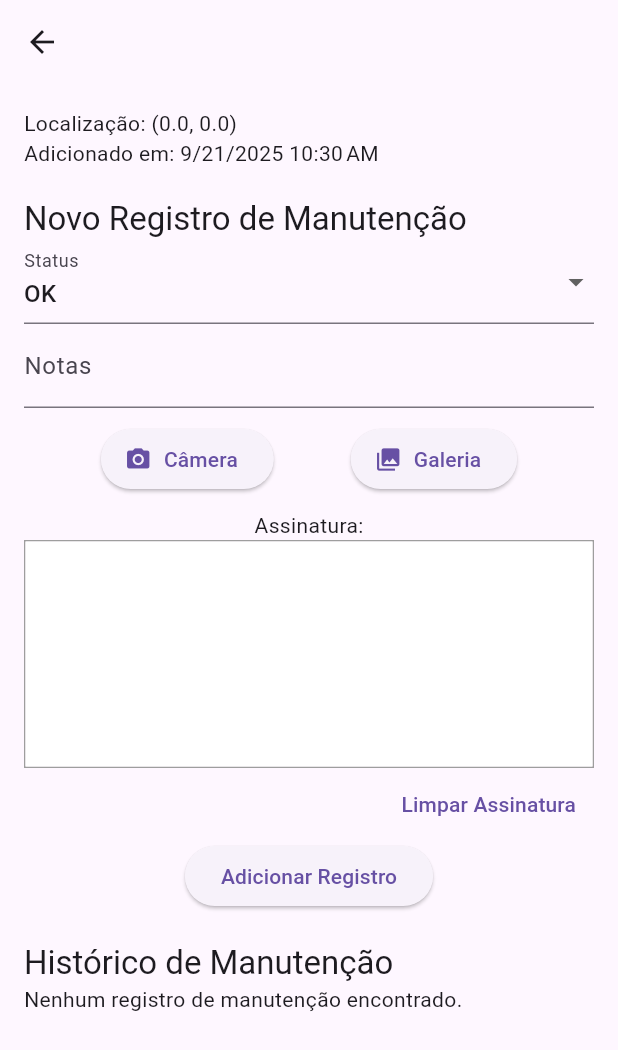
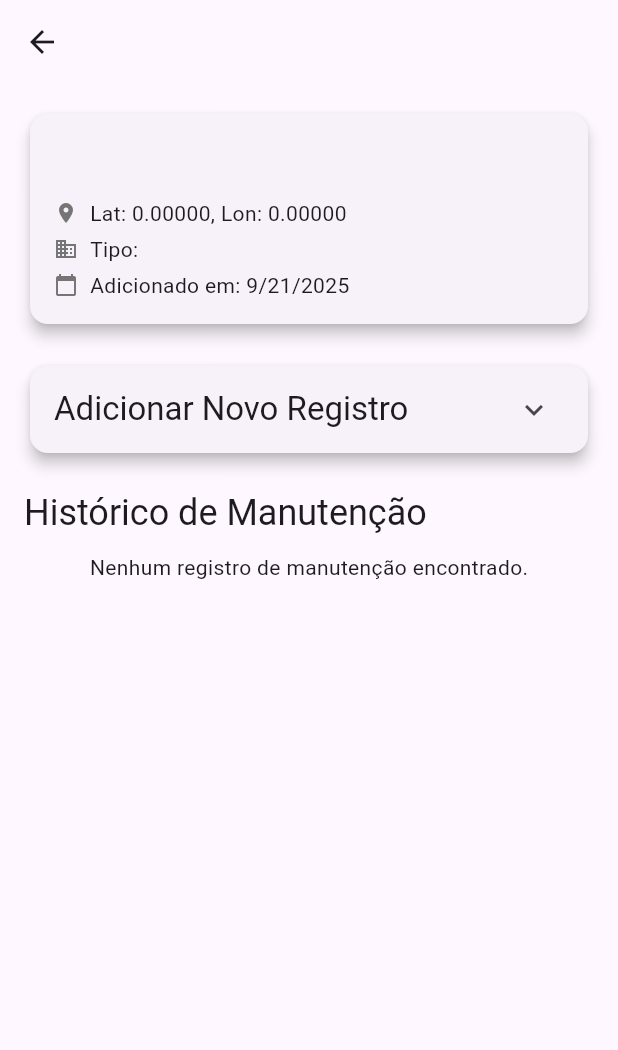
Before and after one commit to fayzerlol/NA-Posters-App, a Flutter app: the PosterDetailsPage screen opened directly with empty values, on a phone screen of 412 x 824 dp. Shown: the top 1050 px of the screen. Run offline on Flutter 3.47's test engine with Material 3 defaults, Android fonts, the phone set to English and light mode, and no system bars; drawn by our look-alikes of signature; our stand-ins replace flutter_map, geolocator, image_picker, latlong2, permission_handler, share_plus and 1 more; missing offline and left inert: flutter_map_location_marker; accounts and stored records are empty; network calls fail.

Commit message:
feat: Moderniza a interface do usuário em todo o aplicativo

```diff
--- a/lib/pages/poster_details_page.dart
+++ b/lib/pages/poster_details_page.dart
@@ -6,7 +6,7 @@ import 'package:na_posters_app/models/poster.dart';
 import 'package:na_posters_app/utils/database_helper.dart';
 import 'package:signature/signature.dart';
 import 'package:path_provider/path_provider.dart';
-import 'package:intl/intl.dart'; // Importa para formatação de data
+import 'package:intl/intl.dart';
 
 class PosterDetailsPage extends StatefulWidget {
   final Poster poster;
@@ -18,23 +18,190 @@ class PosterDetailsPage extends StatefulWidget {
 }
 
 class _PosterDetailsPageState extends State<PosterDetailsPage> {
+  late Future<List<MaintenanceLog>> _logsFuture;
+
+  @override
+  void initState() {
+    super.initState();
+    _refreshLogs();
+  }
+
+  void _refreshLogs() {
+    setState(() {
+      _logsFuture = DatabaseHelper.instance.getLogsForPoster(widget.poster.id!);
+    });
+  }
+
+  @override
+  Widget build(BuildContext context) {
+    return Scaffold(
+      appBar: AppBar(title: Text(widget.poster.name)),
+      body: ListView(
+        padding: const EdgeInsets.all(16.0),
+        children: [
+          _buildPosterInfoCard(),
+          SizedBox(height: 20),
+          _buildAddLogCard(),
+          SizedBox(height: 20),
+          _buildLogsHistory(),
+        ],
+      ),
+    );
+  }
+
+  Widget _buildPosterInfoCard() {
+    return Card(
+      elevation: 4,
+      child: Padding(
+        padding: const EdgeInsets.all(16.0),
+        child: Column(
+          crossAxisAlignment: CrossAxisAlignment.start,
+          children: [
+            Text(widget.poster.name, style: Theme.of(context).textTheme.headlineSmall),
+            SizedBox(height: 8),
+            Row(
+              children: [
+                Icon(Icons.location_on, size: 16, color: Colors.grey[600]),
+                SizedBox(width: 8),
+                Expanded(child: Text('Lat: ${widget.poster.lat.toStringAsFixed(5)}, Lon: ${widget.poster.lon.toStringAsFixed(5)}')),
+              ],
+            ),
+            SizedBox(height: 4),
+            Row(
+              children: [
+                Icon(Icons.business, size: 16, color: Colors.grey[600]),
+                SizedBox(width: 8),
+                Text('Tipo: ${widget.poster.amenity}'),
+              ],
+            ),
+            SizedBox(height: 4),
+            Row(
+              children: [
+                Icon(Icons.calendar_today, size: 16, color: Colors.grey[600]),
+                SizedBox(width: 8),
+                Text('Adicionado em: ${DateFormat.yMd().format(widget.poster.addedDate)}'),
+              ],
+            ),
+          ],
+        ),
+      ),
+    );
+  }
+
+  Widget _buildAddLogCard() {
+    return Card(
+      elevation: 4,
+      child: ExpansionTile(
+        title: Text('Adicionar Novo Registro', style: Theme.of(context).textTheme.titleLarge),
+        children: [
+          Padding(
+            padding: const EdgeInsets.all(16.0),
+            child: AddLogForm(
+              posterId: widget.poster.id!,
+              onLogAdded: _refreshLogs,
+            ),
+          ),
+        ],
+      ),
+    );
+  }
+
+  Widget _buildLogsHistory() {
+    return Column(
+      crossAxisAlignment: CrossAxisAlignment.start,
+      children: [
+        Text('Histórico de Manutenção', style: Theme.of(context).textTheme.headlineSmall),
+        SizedBox(height: 10),
+        FutureBuilder<List<MaintenanceLog>>(
+          future: _logsFuture,
+          builder: (context, snapshot) {
+            if (snapshot.connectionState == ConnectionState.waiting) {
+              return Center(child: CircularProgressIndicator());
+            }
+            if (!snapshot.hasData || snapshot.data!.isEmpty) {
+              return Center(child: Text('Nenhum registro de manutenção encontrado.'));
+            }
+            final logs = snapshot.data!;
+            return ListView.builder(
+              shrinkWrap: true,
+              physics: NeverScrollableScrollPhysics(),
+              itemCount: logs.length,
+              itemBuilder: (context, index) {
+                final log = logs[index];
+                return Card(
+                  margin: EdgeInsets.symmetric(vertical: 8.0),
+                  child: Padding(
+                    padding: const EdgeInsets.all(12.0),
+                    child: Column(
+                      crossAxisAlignment: CrossAxisAlignment.start,
+                      children: [
+                        Text('${log.status} - ${DateFormat.yMd().add_jm().format(log.timestamp)}', style: Theme.of(context).textTheme.titleMedium),
+                        SizedBox(height: 4),
+                        Text(log.notes),
+                        if (log.imagePath != null || log.signaturePath != null)
+                          Padding(
+                            padding: const EdgeInsets.only(top: 8.0),
+                            child: Row(
+                              children: [
+                                if (log.imagePath != null)
+                                  GestureDetector(
+                                    onTap: () => _showFullScreenImage(context, log.imagePath!),
+                                    child: Image.file(File(log.imagePath!), height: 50, width: 50, fit: BoxFit.cover),
+                                  ),
+                                if (log.imagePath != null && log.signaturePath != null)
+                                  SizedBox(width: 10),
+                                if (log.signaturePath != null)
+                                  GestureDetector(
+                                    onTap: () => _showFullScreenImage(context, log.signaturePath!),
+                                    child: Image.file(File(log.signaturePath!), height: 50, width: 100, fit: BoxFit.contain),
+                                  ),
+                              ],
+                            ),
+                          ),
+                      ],
+                    ),
+                  ),
+                );
+              },
+            );
+          },
+        ),
+      ],
+    );
+  }
+
+  void _showFullScreenImage(BuildContext context, String path) {
+    Navigator.of(context).push(
+      MaterialPageRoute(
+        builder: (context) => Scaffold(
+          appBar: AppBar(),
+          body: Center(child: Image.file(File(path))),
+        ),
+      ),
+    );
+  }
+}
+
+class AddLogForm extends StatefulWidget {
+  final int posterId;
+  final VoidCallback onLogAdded;
+
+  const AddLogForm({Key? key, required this.posterId, required this.onLogAdded}) : super(key: key);
+
+  @override
+  _AddLogFormState createState() => _AddLogFormState();
+}
+
+class _AddLogFormState extends State<AddLogForm> {
   final _formKey = GlobalKey<FormState>();
   final _notesController = TextEditingController();
   String _selectedStatus = 'OK';
   XFile? _imageFile;
   final SignatureController _signatureController = SignatureController(
-    penStrokeWidth: 5,
+    penStrokeWidth: 3,
     penColor: Colors.black,
-    exportBackgroundColor: Colors.white,
+    exportBackgroundColor: Colors.grey[200],
   );
-
-  late Future<List<MaintenanceLog>> _logsFuture;
-
-  @override
-  void initState() {
-    super.initState();
-    _logsFuture = DatabaseHelper.instance.getLogsForPoster(widget.poster.id!);
-  }
 
   Future<void> _pickImage(ImageSource source) async {
     final pickedFile = await ImagePicker().pickImage(source: source);
@@ -73,7 +240,7 @@ class _PosterDetailsPageState extends State<PosterDetailsPage> {
       final signaturePath = await _saveSignature();
 
       final newLog = MaintenanceLog(
-        posterId: widget.poster.id!,
+        posterId: widget.posterId,
         timestamp: DateTime.now(),
         status: _selectedStatus,
         notes: _notesController.text,
@@ -87,32 +254,18 @@ class _PosterDetailsPageState extends State<PosterDetailsPage> {
       _signatureController.clear();
       setState(() {
         _imageFile = null;
-        _logsFuture = DatabaseHelper.instance.getLogsForPoster(widget.poster.id!);
       });
+
+      widget.onLogAdded();
     }
   }
 
   @override
   Widget build(BuildContext context) {
-    return Scaffold(
-      appBar: AppBar(title: Text(widget.poster.name)),
-      body: Padding(
-        padding: const EdgeInsets.all(16.0),
-        child: Column(
-          crossAxisAlignment: CrossAxisAlignment.start,
-          children: [
-            Text('Localização: (${widget.poster.lat}, ${widget.poster.lon})'),
-            Text(
-              'Adicionado em: ${DateFormat.yMd().add_jm().format(widget.poster.addedDate)}',
-            ),
-            SizedBox(height: 20),
-            Text(
-              'Novo Registro de Manutenção',
-              style: Theme.of(context).textTheme.titleLarge, // Alterado de headline6
-            ),
-            Form(
+    return Form(
       key: _formKey,
       child: Column(
+        crossAxisAlignment: CrossAxisAlignment.stretch,
         children: [
           DropdownButtonFormField<String>(
             value: _selectedStatus,
@@ -127,99 +280,32 @@ class _PosterDetailsPageState extends State<PosterDetailsPage> {
             decoration: InputDecoration(labelText: 'Notas'),
             validator: (value) => value!.isEmpty ? 'Por favor, adicione uma nota' : null,
           ),
-                  SizedBox(height: 10),
+          SizedBox(height: 20),
           Row(
             mainAxisAlignment: MainAxisAlignment.spaceEvenly,
             children: [
-                      ElevatedButton.icon(
-                        onPressed: () => _pickImage(ImageSource.camera),
-                        icon: Icon(Icons.camera_alt),
-                        label: Text('Câmera'),
-                      ),
-                      ElevatedButton.icon(
-                        onPressed: () => _pickImage(ImageSource.gallery),
-                        icon: Icon(Icons.photo_library),
-                        label: Text('Galeria'),
-                      ),
+              TextButton.icon(onPressed: () => _pickImage(ImageSource.camera), icon: Icon(Icons.camera_alt), label: Text('Câmera')),
+              TextButton.icon(onPressed: () => _pickImage(ImageSource.gallery), icon: Icon(Icons.photo_library), label: Text('Galeria')),
             ],
           ),
-                  if (_imageFile != null) ...[
-                    SizedBox(height: 10),
-                    Image.file(File(_imageFile!.path), height: 100),
-                  ],
-                  SizedBox(height: 10),
-                  Text('Assinatura:'),
+          if (_imageFile != null)
+            Padding(
+              padding: const EdgeInsets.only(top: 8.0),
+              child: Image.file(File(_imageFile!.path), height: 100),
+            ),
+          SizedBox(height: 20),
+          Text('Assinatura:', style: Theme.of(context).textTheme.bodyMedium),
           Container(
             decoration: BoxDecoration(border: Border.all(color: Colors.grey)),
-                    child: Signature(
-                      controller: _signatureController,
-                      height: 150,
-                      backgroundColor: Colors.white,
+            child: Signature(controller: _signatureController, height: 100, backgroundColor: Colors.grey[200]!),
           ),
-                  ),
-                  Row(
-                    mainAxisAlignment: MainAxisAlignment.end,
-                    children: [
-                      TextButton(
-                        onPressed: () => _signatureController.clear(),
-                        child: Text('Limpar Assinatura'),
-                      ),
-                    ],
+          Align(
+            alignment: Alignment.centerRight,
+            child: TextButton(onPressed: () => _signatureController.clear(), child: Text('Limpar')),
           ),
           ElevatedButton(onPressed: _addLog, child: Text('Adicionar Registro')),
         ],
       ),
-            ),
-            SizedBox(height: 20),
-            Text(
-              'Histórico de Manutenção',
-              style: Theme.of(context).textTheme.titleLarge, // Alterado de headline6
-            ),
-            Expanded(
-              child: FutureBuilder<List<MaintenanceLog>>(
-                future: _logsFuture,
-                builder: (context, snapshot) {
-                  if (snapshot.connectionState == ConnectionState.waiting) {
-                    return Center(child: CircularProgressIndicator());
-                  }
-                  if (!snapshot.hasData || snapshot.data!.isEmpty) {
-                    return Text('Nenhum registro de manutenção encontrado.');
-                  }
-                  final logs = snapshot.data!;
-                  return ListView.builder(
-                    itemCount: logs.length,
-                    itemBuilder: (context, index) {
-                      final log = logs[index];
-                      return Card(
-                        child: ListTile(
-                          title: Text(
-                            '${log.status} - ${DateFormat.yMd().add_jm().format(log.timestamp)}',
-                          ),
-                          subtitle: Column(
-                            crossAxisAlignment: CrossAxisAlignment.start,
-                            children: [
-                              Text(log.notes),
-                              if (log.imagePath != null) ...[
-                                SizedBox(height: 8),
-                                Image.file(File(log.imagePath!), height: 100),
-                              ],
-                              if (log.signaturePath != null) ...[
-                                SizedBox(height: 8),
-                                Text('Assinatura:'),
-                                Image.file(File(log.signaturePath!), height: 50),
-                              ],
-                            ],
-                          ),
-                        ),
-                      );
-                    },
-                  );
-                },
-              ),
-            ),
-          ],
-        ),
-      ),
     );
   }
 }
```
Also changed, not shown: lib/pages/home_page.dart (+78 -38 lines), lib/pages/map_page.dart (+61 -74 lines), lib/pages/posters_list_page.dart (+50 -7 lines). Lines whose indentation alone changed are shown as unchanged.
